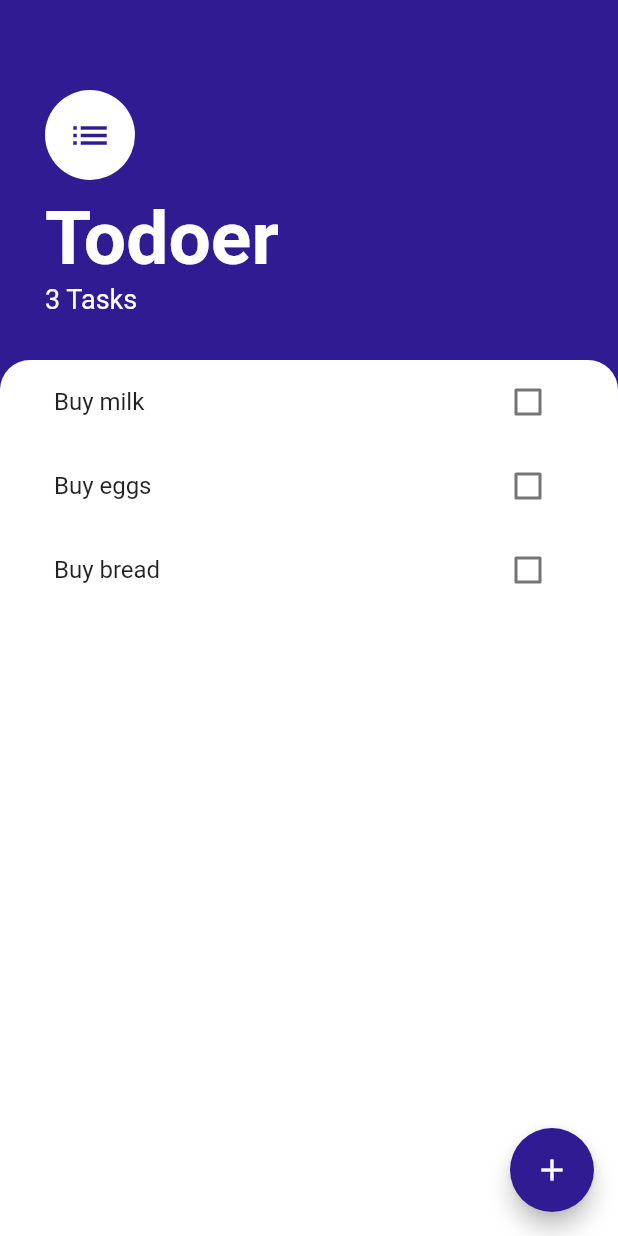
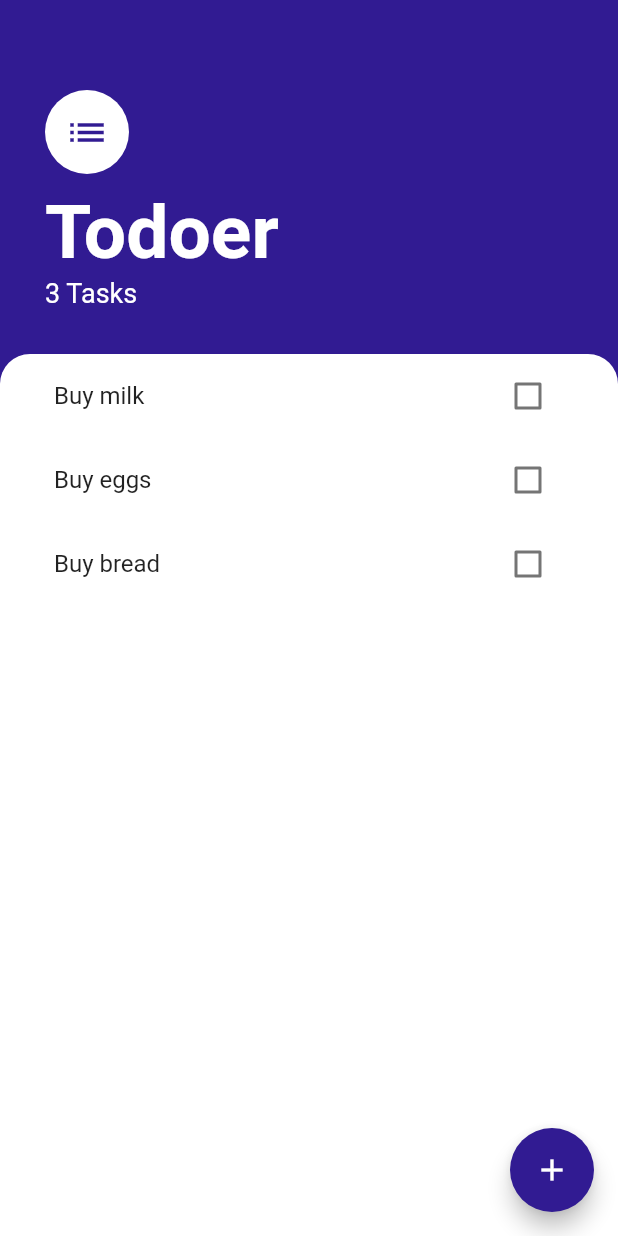
Before and after one commit to ishandeveloper/Todoer-App, a Flutter app: the screen it shows after launch, on a phone screen of 412 x 824 dp. Run offline on Flutter 3.47's test engine with Material 2 defaults, Android fonts, the phone set to English and light mode, and no system bars.

Commit message:
tasks_screen UI

```diff
--- a/lib/screens/tasks_screen.dart
+++ b/lib/screens/tasks_screen.dart
@@ -23,28 +23,7 @@ class TasksScreen extends StatelessWidget {
                       child: AddTaskScreen(),
                     )));
           }),
-      drawer: Drawer(
-        child: SafeArea(
-                  child: Column(
-            children: <Widget>[
-              ListTile(
-                leading: Icon(Icons.speaker_notes,size: 32,color: Colors.deepPurple[900],),
-                title: Text("Home"),
-                subtitle: Text("Track your tasks Todo."),
-                onTap: (){},
-              ),
-              ListTile(
-                leading: Icon(Icons.info,size: 32,color: Colors.deepPurple[900],),
-                title: Text("About"),
-                subtitle: Text("About the app and the creator."),
-                onTap: (){
 
-                },
-              ),
-            ],
-          ),
-        ),
-      ),
       body: Column(
         crossAxisAlignment: CrossAxisAlignment.start,
         children: <Widget>[
@@ -61,7 +40,7 @@ class TasksScreen extends StatelessWidget {
                     color: Colors.deepPurple[900],
                   ),
                   backgroundColor: Colors.white,
-                  radius: 30.0,
+                  radius: 28.0,
                 ),
                 SizedBox(
                   height: 10.0,
```
